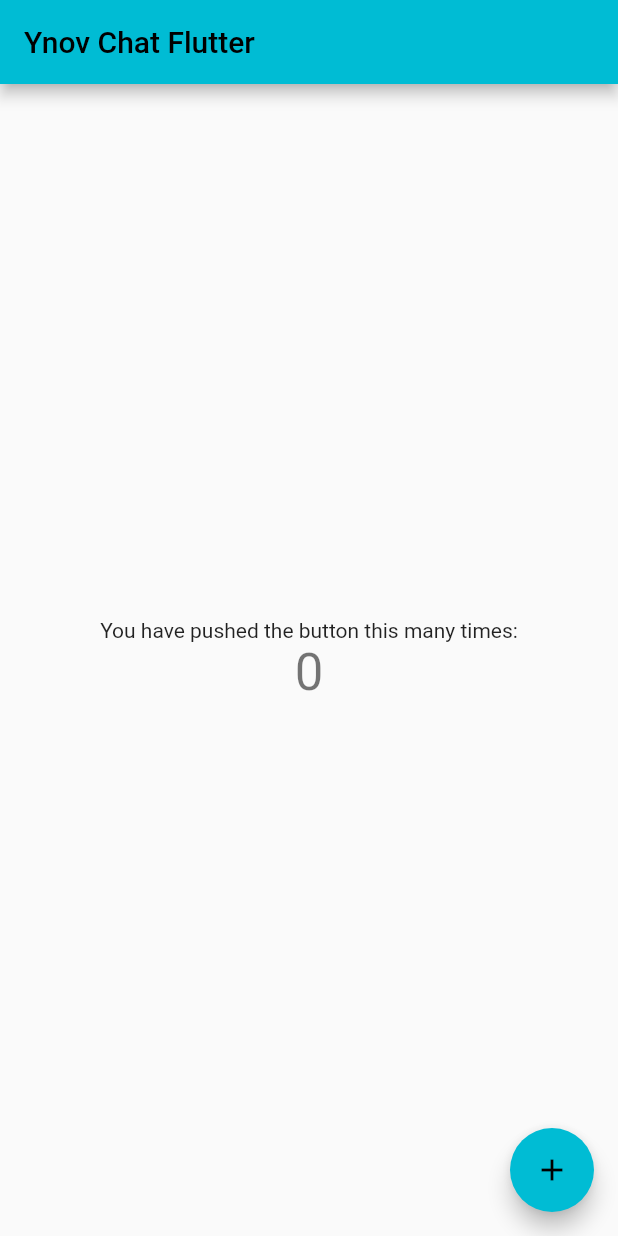
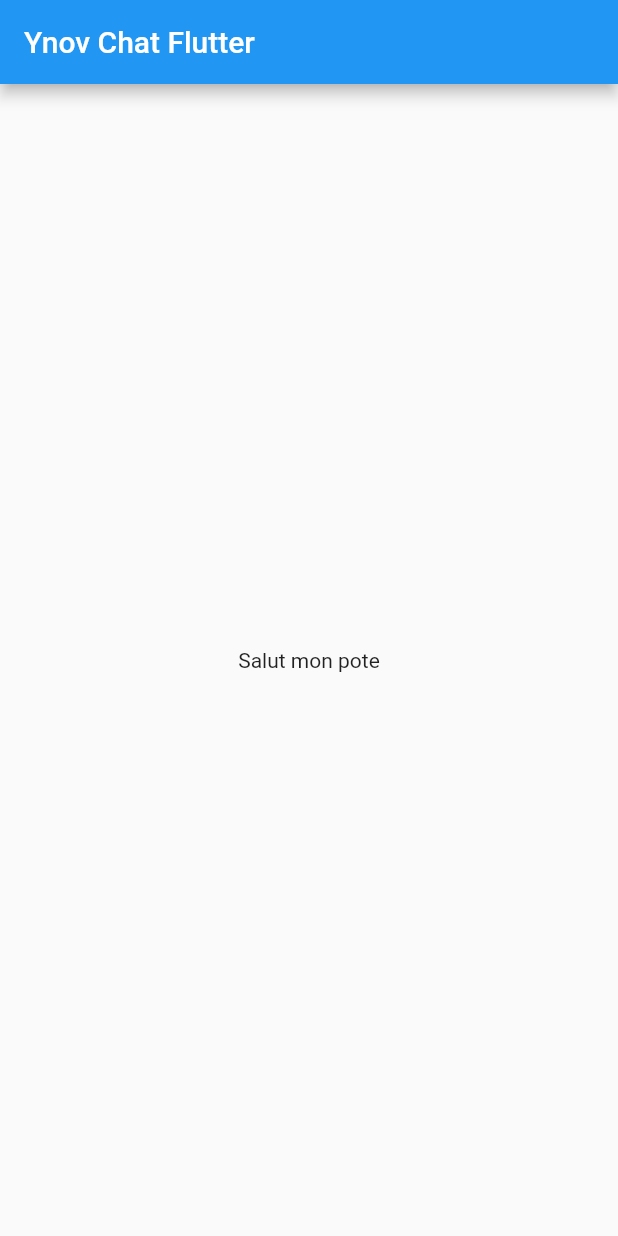
Before and after one commit to adrienvaucard/ynovchat-flutter, a Flutter app: the screen it shows after launch, on a phone screen of 412 x 824 dp. Run offline on Flutter 3.47's test engine with Material 2 defaults, Android fonts, the phone set to English and light mode, and no system bars.

Commit message:
refactor(global): purge starter

```diff
--- a/lib/MyHomePage.dart
+++ b/lib/MyHomePage.dart
@@ -11,14 +11,6 @@ class MyHomePage extends StatefulWidget {
 }
 
 class _MyHomePageState extends State<MyHomePage> {
-  int _counter = 0;
-
-  void _incrementCounter() {
-    setState(() {
-      _counter++;
-    });
-  }
-
   @override
   Widget build(BuildContext context) {
     return Scaffold(
@@ -26,23 +18,7 @@ class _MyHomePageState extends State<MyHomePage> {
         title: Text(widget.title),
       ),
       body: Center(
-        child: Column(
-          mainAxisAlignment: MainAxisAlignment.center,
-          children: <Widget>[
-            const Text(
-              'You have pushed the button this many times:',
-            ),
-            Text(
-              '$_counter',
-              style: Theme.of(context).textTheme.headline4,
-            ),
-          ],
-        ),
-      ),
-      floatingActionButton: FloatingActionButton(
-        onPressed: _incrementCounter,
-        tooltip: 'Increment',
-        child: const Icon(Icons.add),
+        child: Text("Salut mon pote"),
       ),
     );
   }
--- a/lib/main.dart
+++ b/lib/main.dart
@@ -14,7 +14,7 @@ class MyApp extends StatelessWidget {
     return MaterialApp(
       title: 'Flutter Demo',
       theme: ThemeData(
-        primarySwatch: Colors.cyan,
+        primarySwatch: Colors.blue,
       ),
       home: const MyHomePage(title: 'Ynov Chat Flutter'),
     );
```
